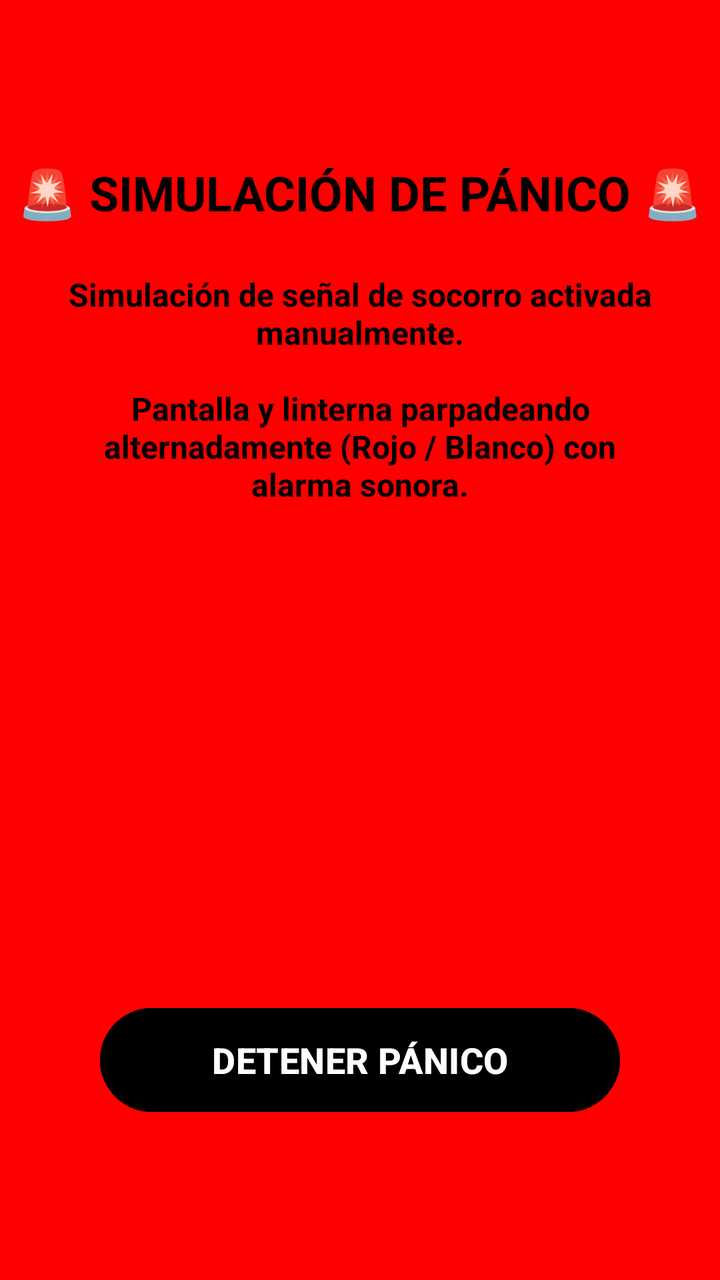
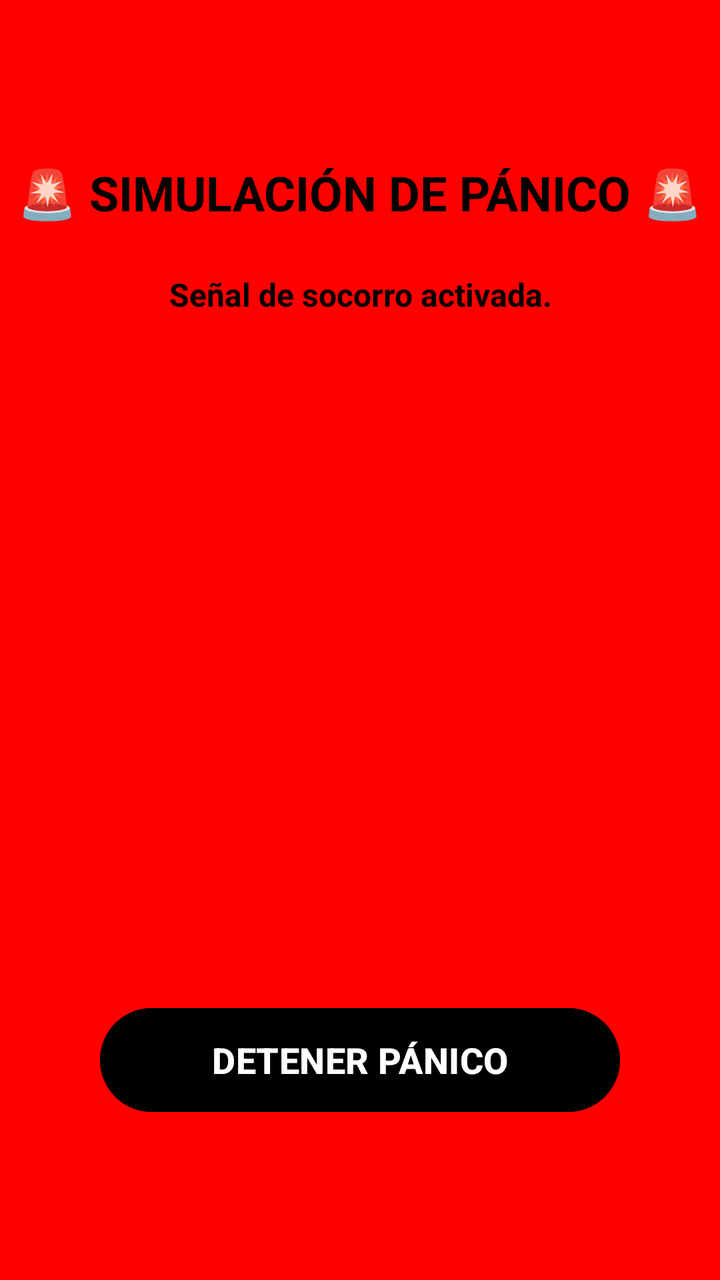

Screens rendered from an Android XML layout before and after an edit, with the pre-edit source and the edit as a unified diff.
<!-- AndroidManifest.xml: application theme Theme.MyApplication -->
<!-- res/layout/activity_panico_alerta.xml -->
<?xml version="1.0" encoding="utf-8"?>
<androidx.constraintlayout.widget.ConstraintLayout xmlns:android="http://schemas.android.com/apk/res/android"
    xmlns:app="http://schemas.android.com/apk/res-auto"
    xmlns:tools="http://schemas.android.com/tools"
    android:id="@+id/panicoLayout"
    android:layout_width="match_parent"
    android:layout_height="match_parent"
    android:background="#FF0000"
    tools:context=".presentation.alertapanico.PanicoAlertaActivity">

    <TextView
        android:id="@+id/tvTituloPanico"
        android:layout_width="wrap_content"
        android:layout_height="wrap_content"
        android:layout_marginTop="80dp"
        android:text="🚨 SIMULACIÓN DE PÁNICO 🚨"
        android:textColor="#000000"
        android:textSize="24sp"
        android:textStyle="bold"
        app:layout_constraintEnd_toEndOf="parent"
        app:layout_constraintStart_toStartOf="parent"
        app:layout_constraintTop_toTopOf="parent" />

    <TextView
        android:id="@+id/tvSubtituloPanico"
        android:layout_width="0dp"
        android:layout_height="wrap_content"
        android:layout_marginHorizontal="32dp"
        android:layout_marginTop="24dp"
        android:gravity="center"
        android:text="Simulación de señal de socorro activada manualmente.\n\nPantalla y linterna parpadeando alternadamente (Rojo / Blanco) con alarma sonora."
        android:textColor="#000000"
        android:textSize="16sp"
        android:textStyle="bold"
        app:layout_constraintEnd_toEndOf="parent"
        app:layout_constraintStart_toStartOf="parent"
        app:layout_constraintTop_toBottomOf="@+id/tvTituloPanico" />

    <Button
        android:id="@+id/btnDetenerPanico"
        android:layout_width="260dp"
        android:layout_height="60dp"
        android:layout_marginBottom="80dp"
        android:backgroundTint="#000000"
        android:text="DETENER PÁNICO"
        android:textColor="#FFFFFF"
        android:textSize="18sp"
        android:textStyle="bold"
        app:layout_constraintBottom_toBottomOf="parent"
        app:layout_constraintEnd_toEndOf="parent"
        app:layout_constraintStart_toStartOf="parent" />

</androidx.constraintlayout.widget.ConstraintLayout>
<!-- resources referenced by this layout -->
<resources>
  <style name="Theme.MyApplication" parent="Base.Theme.MyApplication" />
  <style name="Base.Theme.MyApplication" parent="Theme.Material3.DayNight.NoActionBar">
          
          
      </style>
</resources>

<!-- the commit's change to res/layout/activity_panico_alerta.xml (unified diff, before → after) -->
@@ -28,7 +28,7 @@
         android:layout_marginHorizontal="32dp"
         android:layout_marginTop="24dp"
         android:gravity="center"
-        android:text="Simulación de señal de socorro activada manualmente.\n\nPantalla y linterna parpadeando alternadamente (Rojo / Blanco) con alarma sonora."
+        android:text="Señal de socorro activada."
         android:textColor="#000000"
         android:textSize="16sp"
         android:textStyle="bold"
